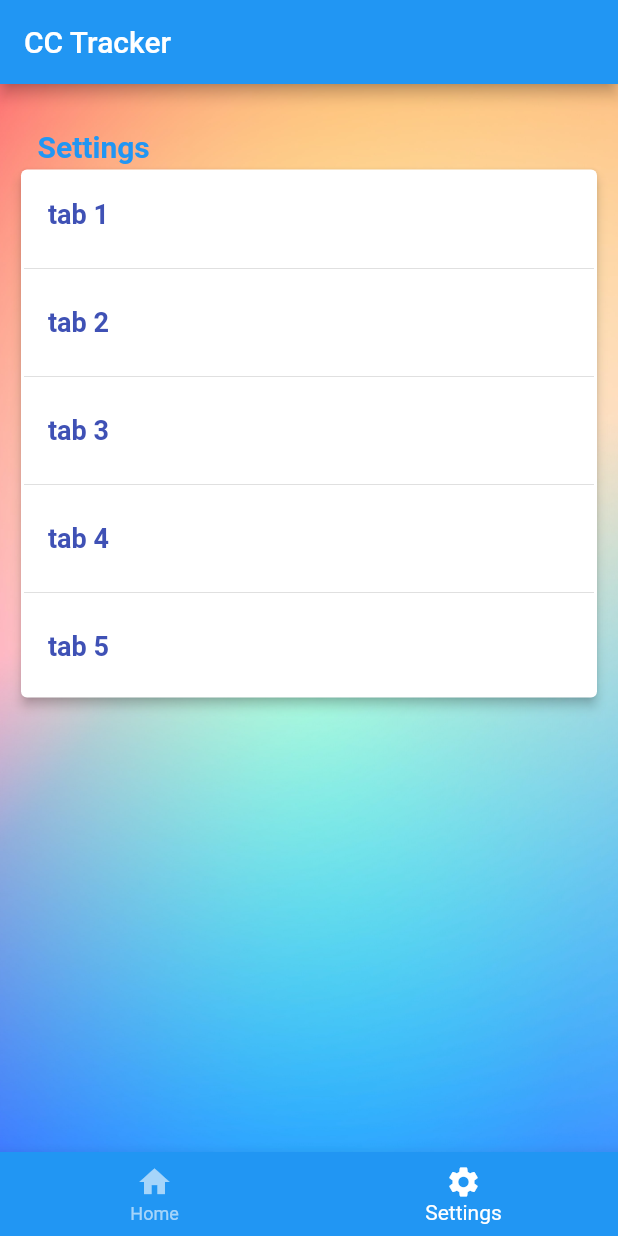
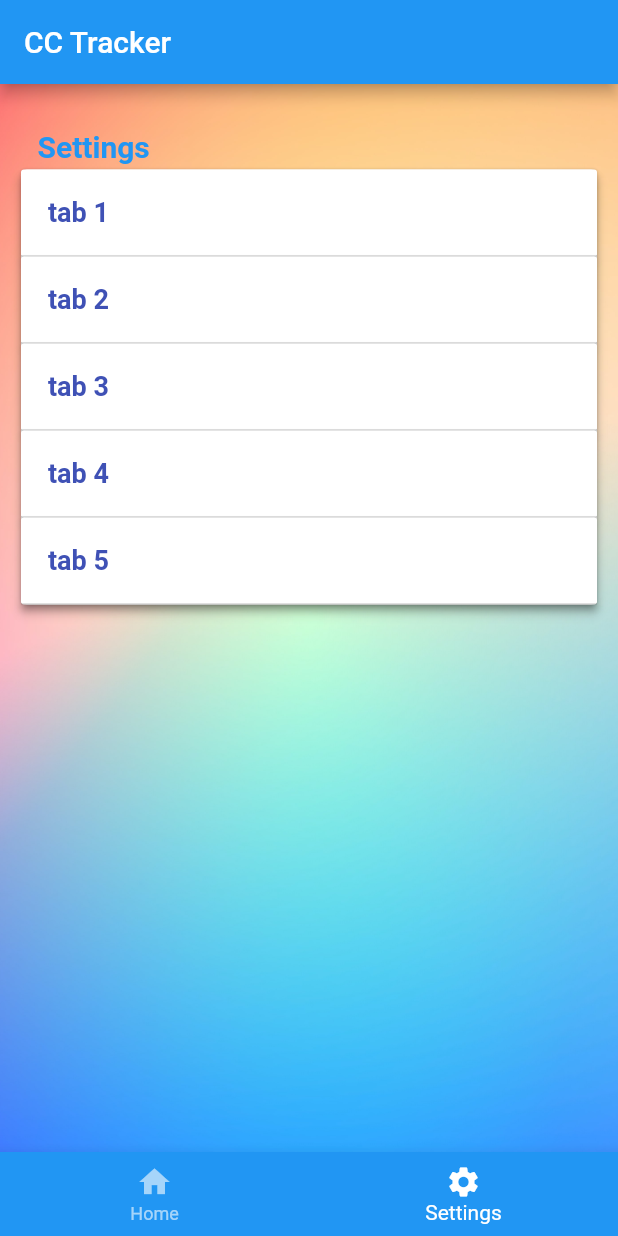
Before and after one commit to DmitryAfitserov/cctracker, a Flutter app: the screen it shows after launch, item 2 of the bottom bar chosen, on a phone screen of 412 x 824 dp. Run offline on Flutter 3.47's test engine with Material 2 defaults, Android fonts, the phone set to English and light mode, and no system bars; our stand-ins replace rxdart; network calls fail.

Commit message:
created custom widget for item settings, widget with "title" and "onPressed" params

```diff
--- a/lib/ui/SettingsStateBar.dart
+++ b/lib/ui/SettingsStateBar.dart
@@ -1,5 +1,6 @@
 import 'package:flutter/material.dart';
 import 'package:flutter/widgets.dart';
+import 'package:cctracker/ui/widget/ItemSetting.dart';
 
 
 
@@ -14,9 +15,6 @@ class SettingsStateBar extends StatefulWidget {
 
 class SettingsStateBarState extends State<SettingsStateBar>{
 
-
-  @override
-  Widget build(BuildContext context) {
   List<String> _listViewData = [
     "tab 1",
     "tab 2",
@@ -24,6 +22,10 @@ class SettingsStateBarState extends State<SettingsStateBar>{
     "tab 4",
     "tab 5",
   ];
+
+  @override
+  Widget build(BuildContext context) {
+
 
     return Scaffold(
         appBar: AppBar(
@@ -48,43 +50,60 @@ class SettingsStateBarState extends State<SettingsStateBar>{
                   Container(margin: EdgeInsets.fromLTRB(15, 20, 15, 0), child:
                   Text("Settings", style: TextStyle(color: Colors.blue, fontSize: 20, fontWeight: FontWeight.bold), )
                     ,),
-                  Container(
-                    height: 360,
 
-                    child: Card(
+                  Card(
                     elevation: 3.0,
 
-                      child: ListView.separated(
-                        itemCount: 5,
-                        padding: EdgeInsets.all(2.0),
-                        itemBuilder: (context, index) {
-                          return ListTile(
-                            title: Text(_listViewData[index], style: TextStyle(color: Colors.indigo, fontSize: 18, fontWeight: FontWeight.bold),),
-                            onTap: () => onTapList(index),
-                          );
-                        },
-                        separatorBuilder: (context, index) {
-                          return Divider();
-                        },
+                    child: Column(
+                      children: [
+                        ItemSetting(
+                          onPressed: () => onTapList(0),
+                          title: _listViewData[0],
+                        ),
+                        ItemSetting(
+                          onPressed: () => onTapList(1),
+                          title: _listViewData[1],
+                        ),
+                        ItemSetting(
+                          onPressed: () => onTapList(2),
+                          title: _listViewData[2],
+                        ),
+                        ItemSetting(
+                          onPressed: () => onTapList(3),
+                          title: _listViewData[3],
+                        ),
+                        ItemSetting(
+                          onPressed: () => onTapList(4),
+                          title: _listViewData[4],
+                        ),
 
-                       // children:
-                      //  _listViewData.map((data) => ListTile(title: Text(data))).toList(),
-
-                      ),
-                    ),
-                  )
                       ],
-              ),
                     )
 
 
 
+                  ),
+            //      )
+                ],
+              ),
+            )
           )
         ),
 
     );
   }
 
+  // Widget tabs(int position){
+  //   return Container(
+  //     child: Row(
+  //       //  onTap: () => onTapList(position),
+  //       //  title: Text(_listViewData[position], style: TextStyle(color: Colors.indigo, fontSize: 18, fontWeight: FontWeight.bold),),
+  //       children: [Text(_listViewData[position], style: TextStyle(color: Colors.indigo, fontSize: 18, fontWeight: FontWeight.bold),),],
+  //     );,
+  //   );
+  //
+  // }
+
   void onTapList(int position){
     print(Text("position =  $position "));
   }
--- /dev/null
+++ b/lib/ui/widget/ItemSetting.dart
@@ -0,0 +1,50 @@
+
+
+import 'package:flutter/cupertino.dart';
+import 'package:flutter/material.dart';
+
+class ItemSetting extends StatelessWidget {
+
+
+
+
+  VoidCallback onPressed;
+  String title;
+
+
+  ItemSetting({
+    @required VoidCallback onPressed,
+    @required String title,
+
+    }): assert(onPressed != null),
+        assert(title != null),
+        this.onPressed = onPressed,
+        this.title = title;
+
+
+  @override
+  Widget build(BuildContext context) {
+    return RaisedButton(
+      padding: EdgeInsets.all(0),
+      color: Colors.white,
+      onPressed: () => onPressed(),
+      child: Container(
+        padding: EdgeInsets.all(18),
+        decoration: BoxDecoration(
+          border: Border(bottom: BorderSide(color: Colors.black12)),
+        ),
+        child: Row(
+          //  onTap: () => onTapList(position),
+          // title: Text(_listViewData[position], style: TextStyle(color: Colors.indigo, fontSize: 18, fontWeight: FontWeight.bold),),
+          children: [Text(title, style: TextStyle(color: Colors.indigo, fontSize: 18, fontWeight: FontWeight.bold),),],
+        ),
+
+      ),
+
+
+
+    );
+
+
+  }
+}
```
Lines whose indentation alone changed are shown as unchanged.
